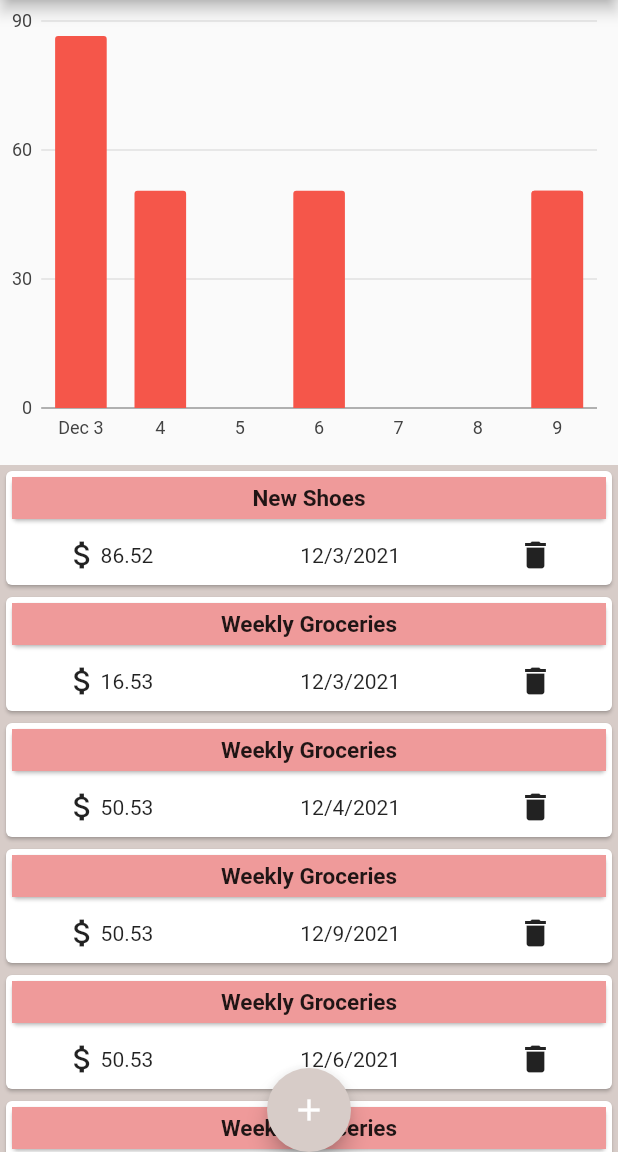
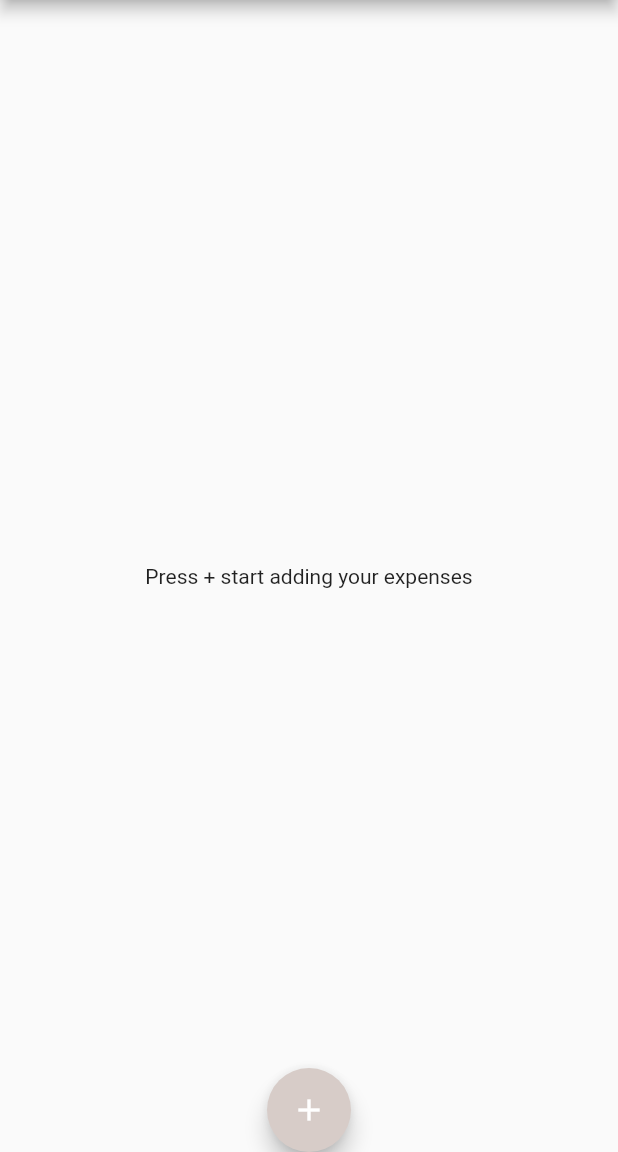
Before and after one commit to AbdelrahmanMagdy84/expenses-chart-app, a Flutter app: the screen it shows after launch, on a phone screen of 412 x 824 dp, the part 84-1236 px from its top. Run offline on Flutter 3.47's test engine with Material 2 defaults, Android fonts, the phone set to English and light mode, and no system bars; our stand-ins replace charts_flutter.

Commit message:
refactoring widgets and make trasnactions dynamic

```diff
--- a/lib/main.dart
+++ b/lib/main.dart
@@ -1,131 +1,100 @@
-import './transaction_model.dart';
+import 'package:expenses_chart_app/widgets/newTransaction.dart';
+import './screens/homeScreen.dart';
 import 'package:flutter/material.dart';
-import './List_item_widget.dart';
-import './transactions_chart.dart';
+import 'models/transaction_model.dart';
 
 void main() {
   runApp(ExpensesApp());
 }
 
-class ExpensesApp extends StatefulWidget {
+class ExpensesApp extends StatelessWidget {
   @override
-  State<ExpensesApp> createState() => _ExpensesAppState();
+  Widget build(BuildContext context) {
+    return MaterialApp(
+      debugShowCheckedModeBanner: false,
+      theme: ThemeData(
+        primaryColor: Colors.brown[100],
+        primarySwatch: Colors.brown,
+      ),
+      home: buildScafold(),
+    );
+  }
 }
 
-class _ExpensesAppState extends State<ExpensesApp> {
-  List<Transaction> transactions = [
-    Transaction(
-      id: 't1',
-      title: 'New Shoes',
-      amount: 69.99,
-      date: new DateTime(2021, 12, 3),
-    ),
-    Transaction(
-      id: 't1',
-      title: 'Weekly Groceries',
-      amount: 16.53,
-      date: new DateTime(2021, 12, 3),
-    ),
-    Transaction(
-      id: 't2',
-      title: 'Weekly Groceries',
-      amount: 50.53,
-      date: new DateTime(2021, 12, 4),
-    ),
-    Transaction(
-      id: 't3',
-      title: 'Weekly Groceries',
-      amount: 50.53,
-      date: new DateTime(2021, 12, 9),
-    ),
-    Transaction(
-      id: 't4',
-      title: 'Weekly Groceries',
-      amount: 50.53,
-      date: new DateTime(2021, 12, 6),
-    ),
-    Transaction(
-      id: 't5',
-      title: 'Weekly Groceries',
-      amount: 50.53,
-      date: new DateTime(2021, 12, 9),
-    ),
-  ];
-
-  List<Transaction> sortedTransactions(List<Transaction> tr) {
-    List<Transaction> copy = [];
-    copy.addAll(tr);
-    int i = 0, j = i + 1;
-    while (j < copy.length) {
-      if (copy[i].date.day == copy[j].date.day) {
-        copy[i].amount += copy[j].amount;
-        copy.removeAt(j);
-      } else {
-        i++;
-        j++;
-      }
-    }
-    List<Transaction> result = [];
-    copy.sort((a, b) => a.date.compareTo(b.date));
-    result.addAll(copy);
-    return result;
+class buildScafold extends StatefulWidget {
+  @override
+  State<buildScafold> createState() => _buildScafoldState();
 }
 
-  void AddingTransaction(
+class _buildScafoldState extends State<buildScafold> {
+  List<Transaction> transactions = [];
+
+  var titleController = TextEditingController();
+  var amountController = TextEditingController();
+  DateTime pdate = DateTime.now();
+  bool datePickerOpend = false;
+
+  void addingTransaction(
       {required List<Transaction> trans,
-      required DateTime date,
-      required String id,
+      required int id,
       required double amount,
-      required String title}) {
+      required String title,
+      required DateTime date}) {
     setState(() {
       trans.add(
           new Transaction(amount: amount, id: id, title: title, date: date));
+      amountController = new TextEditingController();
+      titleController = new TextEditingController();
     });
   }
 
   @override
   Widget build(BuildContext context) {
-    return MaterialApp(
-      debugShowCheckedModeBanner: false,
-      theme: ThemeData(primaryColor: Colors.brown[100]),
-      home: Scaffold(
+    return Scaffold(
       appBar: AppBar(
+        title: const Text('Expenses App'),
         backgroundColor: Colors.brown[100],
-          title: const Text('Expenses App'),
       ),
-        body: SingleChildScrollView(
-          child: Column(children: [
-            Container(
-                width: double.infinity,
-                height: 300,
-                child: Flex(
-                  children: [
-                    Expanded(
-                      child: TransactionsChart(
-                        sortedTransactions(transactions),
-                      ),
-                    ),
-                  ],
-                  direction: Axis.horizontal,
-                )),
-            SizedBox(
-              height: 10,
-            ),
-            ...transactions.map((e) {
-              return ListItemWidget(e);
-            }).toList()
-          ]),
-        ),
-        floatingActionButton: FloatingActionButton(
-          onPressed: null,
+      body: transactions.isEmpty
+          ? Center(
+              child: Text('Press + start adding your expenses'),
+            )
+          : HomeScreen(transactions, deleteTransaction),
+      floatingActionButton: Builder(
+          builder: (context) => FloatingActionButton(
+                onPressed: () {
+                  startAddNewTransaction(
+                    context,
+                  );
+                },
                 backgroundColor: Colors.brown[100],
                 child: Icon(
                   Icons.add,
                   color: Colors.white,
                 ),
-        ),
+              )),
       floatingActionButtonLocation: FloatingActionButtonLocation.centerDocked,
-      ),
     );
   }
+
+  void startAddNewTransaction(
+    BuildContext context,
+  ) {
+    showModalBottomSheet(
+        context: context,
+        builder: (_) {
+          return NewTransaction(
+            transactions: transactions,
+            addNewTransaction: addingTransaction,
+            amountController: amountController,
+            titleController: titleController,
+          );
+        });
   }
+
+  void deleteTransaction(Transaction deletingTransaction) {
+    setState(() {
+      transactions.remove(deletingTransaction);
+    });
+  }
+}
--- a/lib/transaction_model.dart
+++ /dev/null
@@ -1,11 +0,0 @@
-class Transaction {
-  DateTime date;
-  String id;
-  double amount;
-  String title;
-  Transaction(
-      {required this.id,
-      required this.amount,
-      required this.title,
-      required this.date});
-}
--- a/lib/transactions_chart.dart
+++ /dev/null
@@ -1,32 +0,0 @@
-import 'package:expenses_chart_app/transaction_model.dart';
-import 'package:flutter/material.dart';
-import 'transaction_model.dart';
-import 'package:charts_flutter/flutter.dart' as charts;
-import 'package:intl/intl.dart';
-
-class TransactionsChart extends StatelessWidget {
-  final List<Transaction> data;
-  TransactionsChart(this.data);
-
-  @override
-  Widget build(BuildContext context) {
-    List<charts.Series<Transaction, DateTime>> series = [
-      charts.Series(
-        id: "bar chart",
-        data: data,
-        colorFn: (_, __) => charts.MaterialPalette.red.shadeDefault.lighter,
-        domainFn: (Transaction series, _) => series.date,
-        measureFn: (Transaction series, _) => series.amount,
-      )
-    ];
-
-    return charts.TimeSeriesChart(
-      series,
-      animate: true,
-      animationDuration: const Duration(seconds: 1),
-      defaultRenderer: new charts.BarRendererConfig<DateTime>(),
-      defaultInteractions: false,
-      behaviors: [charts.SelectNearest(), charts.DomainHighlighter()],
-    );
-  }
-}
--- a/lib/List_item_widget.dart
+++ b/lib/widgets/List_item_widget.dart
@@ -1,10 +1,12 @@
-import './transaction_model.dart';
+import '../models/transaction_model.dart';
 import 'package:flutter/material.dart';
 import 'package:intl/intl.dart';
+import '../main.dart';
 
 class ListItemWidget extends StatelessWidget {
+  Function deleteTransaction;
   Transaction currentTransaction;
-  ListItemWidget(this.currentTransaction);
+  ListItemWidget(this.currentTransaction, this.deleteTransaction);
   @override
   Widget build(BuildContext context) {
     return Container(
@@ -46,9 +48,19 @@ class ListItemWidget extends StatelessWidget {
                     ],
                   ),
                   Container(
-                      child: Text(
-                          DateFormat.yMd().format(currentTransaction.date))),
-                  Icon(Icons.delete),
+                    child: Text(
+                      DateFormat.yMMMd().format(currentTransaction.date),
+                    ),
+                  ),
+                  IconButton(
+                    onPressed: () {
+                      deleteTransaction(currentTransaction);
+                    },
+                    icon: Icon(
+                      Icons.delete,
+                      color: Theme.of(context).errorColor,
+                    ),
+                  ),
                 ],
               ),
             ),
```
Also changed, not shown: lib/models/transaction_model.dart (added, +56 -0 lines), lib/newTransaction.dart (deleted, +0 -15 lines), lib/screens/homeScreen.dart (added, +29 -0 lines), lib/widgets/newTransaction.dart (added, +107 -0 lines), lib/widgets/transactions_chart.dart (added, +43 -0 lines), lib/widgets/transactions_list.dart (added, +19 -0 lines). Lines whose indentation alone changed are shown as unchanged.
